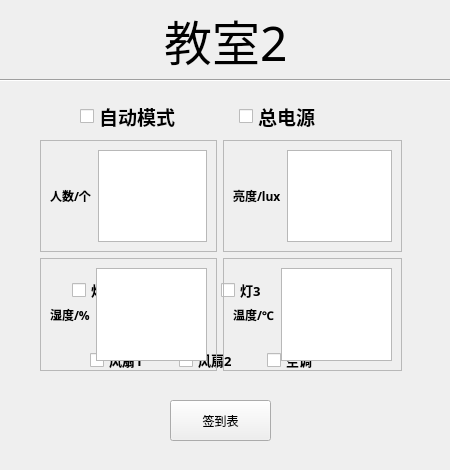
First picture: the form in class2.ui, repository weever560/HTB, before the edit.
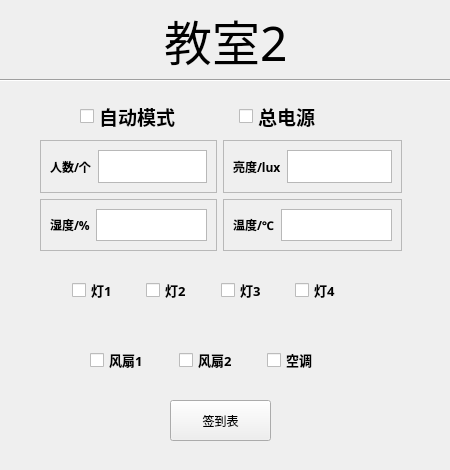
Second picture: the form after the edit.

```diff
--- a/class2.ui
+++ b/class2.ui
@@ -262,7 +262,7 @@
      <x>40</x>
      <y>140</y>
      <width>362</width>
-     <height>231</height>
+     <height>111</height>
     </rect>
    </property>
    <layout class="QGridLayout" name="gridLayout">
```
